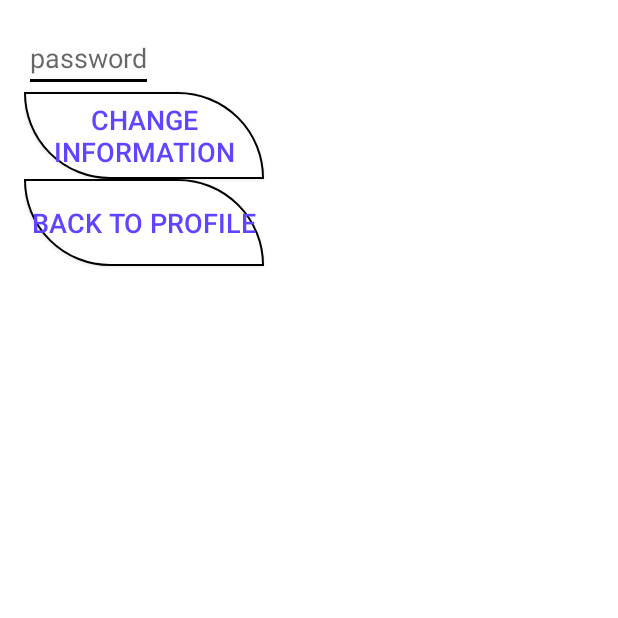
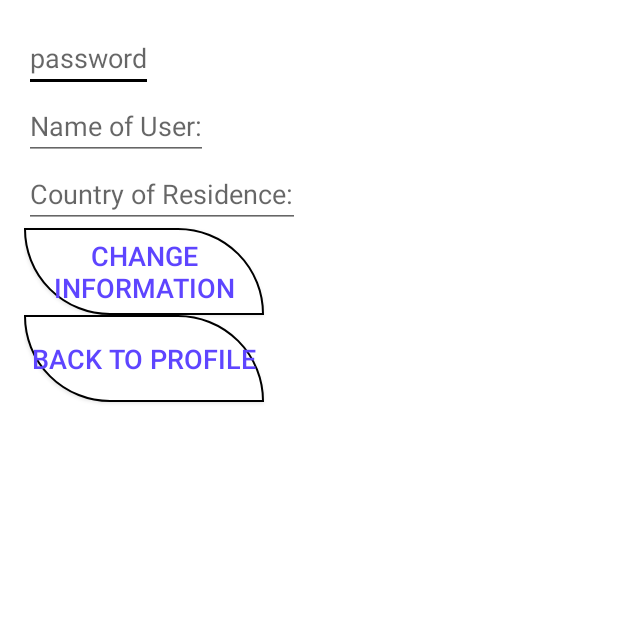
Before and after one commit to alexwhit/Mobile-Crowdworking, an Android app: the EditAccountActivity screen opened directly, with no data from a screen before it, on a phone screen of 412 x 824 dp, the top half of it. Run offline under Robolectric (Android 15) with nearby library versions, the phone set to English and light mode, and no system bars; libraries missing offline, so code that uses them is left out: com.parse; 1 statement that could not run was skipped.

Commit message:
Fixed the login/signup workflow, added country and name to the profile, made the profile editable

```diff
--- a/M-Crowdsourcing/app/src/main/java/cis400/m_crowdsourcing/SignupActivity.java
+++ b/M-Crowdsourcing/app/src/main/java/cis400/m_crowdsourcing/SignupActivity.java
@@ -42,11 +42,14 @@ public class SignupActivity extends ActionBarActivity {
 
 
     public void onSignupClick (View v) {
+        String name = ((EditText)findViewById(R.id.signup_name)).getText().toString();
+        String country = ((EditText)findViewById(R.id.signup_country)).getText().toString();
         String username = ((EditText)findViewById(R.id.signup_username)).getText().toString();
-
         String password = ((EditText) findViewById(R.id.signup_password)).getText().toString();
 
         ParseUser user = new ParseUser();
+        user.put("name", name);
+        user.put("country", name);
         user.setUsername(username);
         user.setPassword(password);
         try {
--- a/M-Crowdsourcing/app/src/main/res/layout/activity_edit_account.xml
+++ b/M-Crowdsourcing/app/src/main/res/layout/activity_edit_account.xml
@@ -14,6 +14,19 @@
         android:hint="@string/password"
         android:inputType="textPassword"
         android:textColor="@color/entry_text"/>
+    <EditText android:id="@+id/signup_name"
+        android:layout_width="wrap_content"
+        android:layout_height="wrap_content"
+        android:hint="@string/name"
+        android:inputType="textPassword"
+        android:textColor="@color/entry_text"/>
+    <EditText android:id="@+id/signup_country"
+        android:layout_width="wrap_content"
+        android:layout_height="wrap_content"
+        android:hint="@string/country_of_residence"
+        android:inputType="textPassword"
+        android:textColor="@color/entry_text"/>
+
 
     <Button
         android:id="@+id/change_info"
```
Also changed, not shown: M-Crowdsourcing/app/src/main/java/cis400/m_crowdsourcing/EditAccountActivity.java (+11 -2 lines), M-Crowdsourcing/app/src/main/java/cis400/m_crowdsourcing/MainActivity.java (+11 -4 lines), M-Crowdsourcing/app/src/main/java/cis400/m_crowdsourcing/ProfileActivity.java (+4 -3 lines), M-Crowdsourcing/app/src/main/java/cis400/m_crowdsourcing/User.java (deleted, +0 -23 lines), M-Crowdsourcing/app/src/main/res/layout/activity_profileview.xml (+7 -6 lines), 1 other file.
